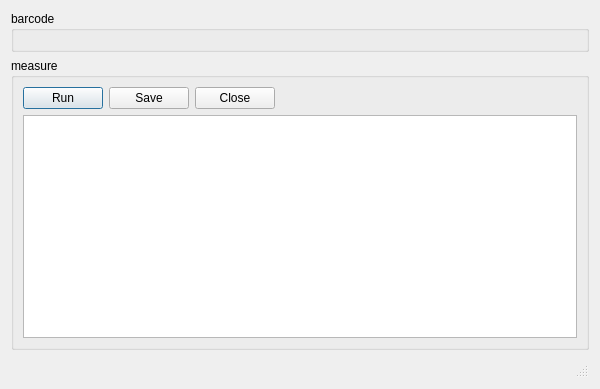
This is src/prototype/GripStrength/MainWindow.ui in inglis-dl/cypress as Qt 5 draws it before an edit. The edited form follows.
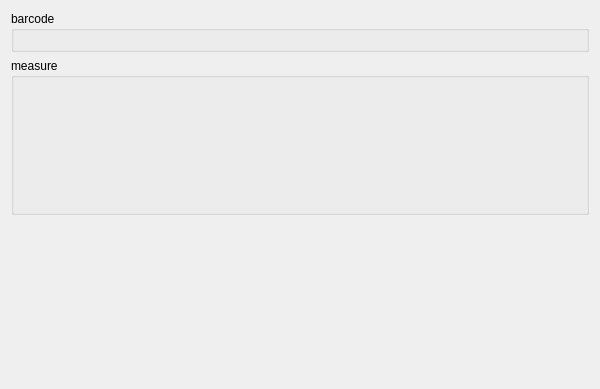
This is the edited form. Custom widgets are drawn as their Qt base class.

Commit message:
GripStrength: Major UI updates added
- added the changes required to grip strength after the major UI updates commit

```diff
--- a/src/prototype/GripStrength/MainWindow.ui
+++ b/src/prototype/GripStrength/MainWindow.ui
@@ -45,51 +45,17 @@
      </property>
      <layout class="QVBoxLayout" name="verticalLayout">
       <item>
-       <layout class="QHBoxLayout" name="horizontalLayout_3">
-        <item>
-         <widget class="QPushButton" name="measureButton">
-          <property name="text">
-           <string>Run</string>
-          </property>
-         </widget>
-        </item>
-        <item>
-         <widget class="QPushButton" name="saveButton">
-          <property name="text">
-           <string>Save</string>
-          </property>
-         </widget>
-        </item>
-        <item>
-         <widget class="QPushButton" name="closeButton">
-          <property name="text">
-           <string>Close</string>
-          </property>
-         </widget>
-        </item>
-        <item>
-         <spacer name="horizontalSpacer_3">
-          <property name="orientation">
-           <enum>Qt::Horizontal</enum>
-          </property>
-          <property name="sizeHint" stdset="0">
-           <size>
-            <width>40</width>
-            <height>20</height>
-           </size>
-          </property>
-         </spacer>
-        </item>
-       </layout>
-      </item>
-      <item>
-       <widget class="QTableView" name="testdataTableView"/>
+        <widget class="MeasureWidget" name="measureWidget" native="true"/>
       </item>
      </layout>
     </widget>
    </item>
    <item>
-    <widget class="QStatusBar" name="statusBar"/>
+    <widget class="QStatusBar" name="statusBar">
+     <property name="sizeGripEnabled">
+      <bool>false</bool>
+     </property>
+    </widget>
    </item>
   </layout>
  </widget>
@@ -100,6 +66,12 @@
    <header>../../../src/widgets/BarcodeWidget.h</header>
    <container>1</container>
   </customwidget>
+  <customwidget>
+   <class>MeasureWidget</class>
+   <extends>QWidget</extends>
+   <header>../../../src/widgets/MeasureWidget.h</header>
+   <container>1</container>
+  </customwidget>
  </customwidgets>
  <includes>
   <include location="local">../../widgets/BarcodeWidget.h</include>
```
Left out of the diff: 1 changed line with no effect on the pictures. The commit also changes 4 other files.
